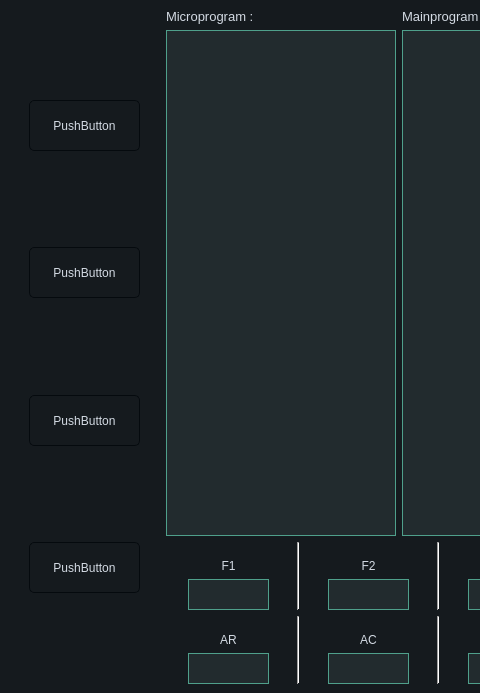
Qt form Assembler/mainwindow.ui (darabzsh/MicroprogramAssembler) before a commit; both pictures show x 0 to 480 and y 0 to 693 of the 1291 by 693 pixel window.
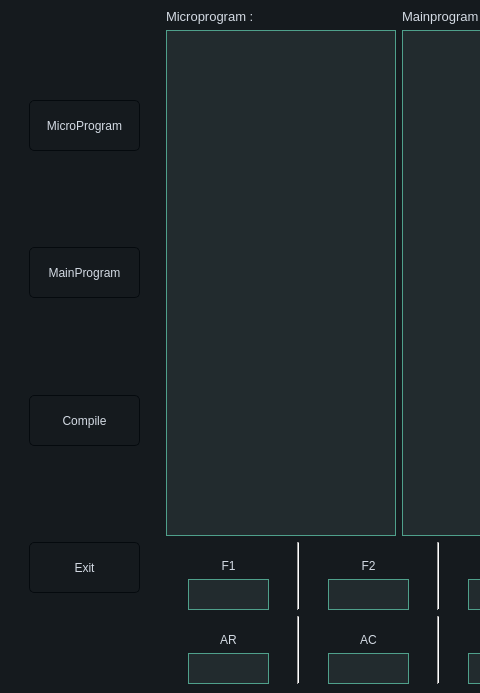
The same form after that commit.

Commit message: Add MicroProgram Label

What changed in the file:
```diff
--- a/Assembler/mainwindow.ui
+++ b/Assembler/mainwindow.ui
@@ -595,7 +595,7 @@
              <cursorShape>PointingHandCursor</cursorShape>
             </property>
             <property name="text">
-             <string>PushButton</string>
+             <string>MicroProgram</string>
             </property>
            </widget>
           </item>
@@ -624,7 +624,7 @@
              <cursorShape>PointingHandCursor</cursorShape>
             </property>
             <property name="text">
-             <string>PushButton</string>
+             <string>MainProgram</string>
             </property>
            </widget>
           </item>
@@ -653,7 +653,7 @@
              <cursorShape>PointingHandCursor</cursorShape>
             </property>
             <property name="text">
-             <string>PushButton</string>
+             <string>Compile</string>
             </property>
            </widget>
           </item>
@@ -682,7 +682,7 @@
              <cursorShape>PointingHandCursor</cursorShape>
             </property>
             <property name="text">
-             <string>PushButton</string>
+             <string>Exit</string>
             </property>
            </widget>
           </item>
```
Left out of the diff: 10 changed lines with no effect on the pictures. The commit also changes 2 other files.
